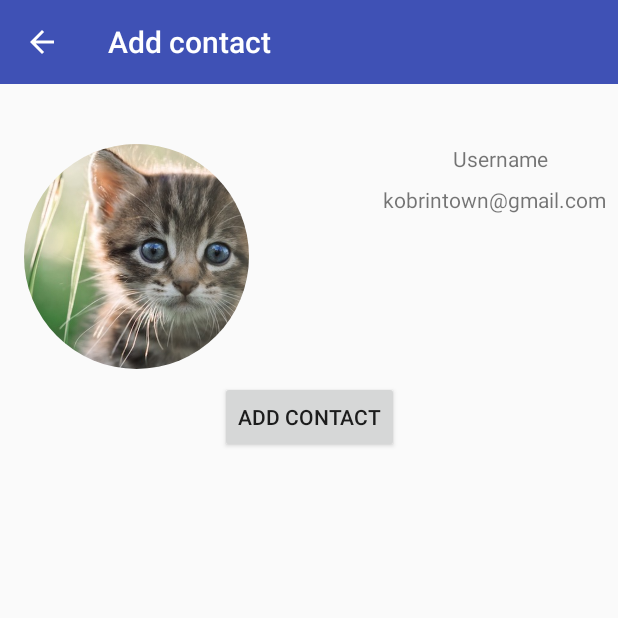
After one commit to avaschuk/messager, an Android app: the AddContact screen opened directly, with no data from a screen before it, on a phone screen of 412 x 824 dp, the top half of it. The commit adds this screen. Run offline under Robolectric (Android 15) with nearby library versions, the phone set to English and light mode, and no system bars; our stand-ins replace CircleImageView.

Commit message:
finish search contacts, added add contact activity

```diff
--- a/app/src/main/java/com/andrei/messager/ui/singup/SignUpActivity.java
+++ b/app/src/main/java/com/andrei/messager/ui/singup/SignUpActivity.java
@@ -228,6 +228,7 @@ public class SignUpActivity extends AppCompatActivity {
                     }
                 } catch (JSONException e) {
                     e.printStackTrace();
+                    createToastServiceUnavailable();
                 }
             }
         }
--- /dev/null
+++ b/app/src/main/res/layout/activity_add_contact.xml
@@ -0,0 +1,71 @@
+<?xml version="1.0" encoding="utf-8"?>
+<android.support.constraint.ConstraintLayout xmlns:android="http://schemas.android.com/apk/res/android"
+    xmlns:app="http://schemas.android.com/apk/res-auto"
+    xmlns:tools="http://schemas.android.com/tools"
+    android:layout_width="match_parent"
+    android:layout_height="match_parent">
+
+    <include
+        android:layout_width="match_parent"
+        android:layout_height="wrap_content"
+        layout="@layout/toolbar_main"
+        android:id="@+id/toolbar" />
+
+
+    <RelativeLayout
+        android:id="@+id/inner_relativelayout1"
+        android:layout_width="wrap_content"
+        android:layout_height="wrap_content"
+        android:layout_marginStart="16dp"
+        android:layout_marginTop="40dp"
+        app:layout_constraintStart_toStartOf="parent"
+        app:layout_constraintTop_toBottomOf="@+id/toolbar">
+
+        <de.hdodenhof.circleimageview.CircleImageView
+            android:id="@+id/HomeFragmentProfileImageView"
+            android:layout_width="150dp"
+            android:layout_height="150dp"
+            android:layout_alignParentTop="true"
+            android:layout_centerHorizontal="true"
+            android:src="@drawable/kitten_small" />
+    </RelativeLayout>
+
+    <TextView
+        android:id="@+id/username_text_view"
+        android:layout_width="wrap_content"
+        android:layout_height="wrap_content"
+        android:layout_marginEnd="8dp"
+        android:layout_marginStart="8dp"
+        android:layout_marginTop="40dp"
+        android:maxLines="1"
+        android:text="@string/username"
+        app:layout_constraintEnd_toEndOf="parent"
+        app:layout_constraintStart_toStartOf="@+id/email_text_view"
+        app:layout_constraintTop_toBottomOf="@+id/toolbar" />
+
+    <TextView
+        android:id="@+id/email_text_view"
+        android:layout_width="wrap_content"
+        android:layout_height="wrap_content"
+        android:layout_marginEnd="8dp"
+        android:layout_marginTop="8dp"
+        android:maxLines="1"
+        android:text="kobrintown@gmail.com"
+        app:layout_constraintEnd_toEndOf="parent"
+        app:layout_constraintTop_toBottomOf="@+id/username_text_view" />
+
+    <Button
+        android:id="@+id/add_button"
+        android:layout_width="wrap_content"
+        android:layout_height="wrap_content"
+        android:layout_marginEnd="8dp"
+        android:layout_marginStart="8dp"
+        android:layout_marginTop="8dp"
+        android:text="@string/add_contact"
+        android:onClick="addContactOnClick"
+        app:layout_constraintEnd_toEndOf="parent"
+        app:layout_constraintStart_toStartOf="parent"
+        app:layout_constraintTop_toBottomOf="@+id/inner_relativelayout1" />
+
+
+</android.support.constraint.ConstraintLayout>
--- a/app/src/main/res/values/strings.xml
+++ b/app/src/main/res/values/strings.xml
@@ -11,6 +11,7 @@
     <string name="back_button">back</string>
     <string name="title_activity_login">Sign in</string>
     <string name="action_search">Search</string>
+    <string name="add_contact">Add contact</string>
 
     <!-- Strings related to login -->
     <string name="prompt_email">Email</string>
@@ -41,5 +42,6 @@
 
     <!-- TODO: Remove or change this placeholder text -->
     <string name="hello_blank_fragment">Hello blank fragment</string>
+    <string name="label_add_contact">Add contact</string>
     <!---->
 </resources>
```
Also changed, not shown: app/build.gradle (+10 -4 lines), app/src/main/AndroidManifest.xml (+6 -3 lines), app/src/main/java/com/andrei/messager/MainActivity.java (+11 -1 lines), app/src/main/java/com/andrei/messager/model/User.java (added, +45 -0 lines), app/src/main/java/com/andrei/messager/ui/contact/AddContact.java (added, +149 -0 lines), app/src/main/res/layout/activity_sign_up.xml (+0 -9 lines), build.gradle (+7 -0 lines), 1 other file.
